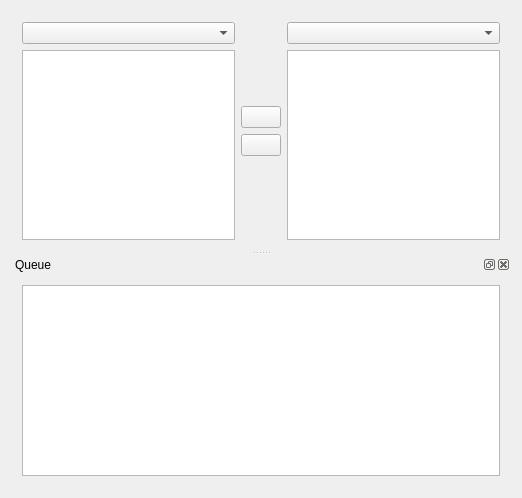
drf/devicesync, file src/devicesyncview_base.ui: the form before one commit.
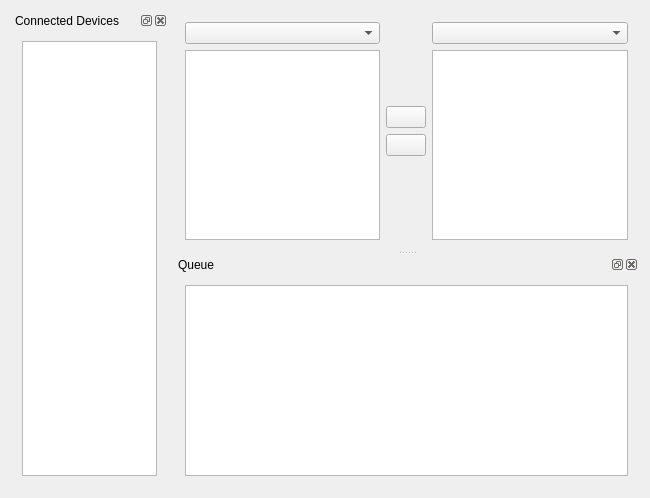
The form after the commit. Custom widgets are drawn as their Qt base class.

```diff
--- a/src/devicesyncview_base.ui
+++ b/src/devicesyncview_base.ui
@@ -1,12 +1,12 @@
 <?xml version="1.0" encoding="UTF-8"?>
 <ui version="4.0">
  <class>devicesyncview_base</class>
- <widget class="QWidget" name="devicesyncview_base">
-  <property name="geometry">
+ <widget class="QWidget" name="devicesyncview_base" >
+  <property name="geometry" >
    <rect>
     <x>0</x>
     <y>0</y>
-    <width>522</width>
+    <width>650</width>
     <height>498</height>
    </rect>
   </property>
@@ -16,10 +16,24 @@
   <property name="autoFillBackground">
    <bool>true</bool>
   </property>
-  <layout class="QVBoxLayout" name="verticalLayout_5">
+  <layout class="QHBoxLayout" name="horizontalLayout_2" >
    <item>
-    <widget class="QSplitter" name="splitter">
-     <property name="orientation">
+    <widget class="QDockWidget" name="dockWidget" >
+     <property name="windowTitle" >
+      <string>Connected Devices</string>
+     </property>
+     <widget class="QWidget" name="dockWidgetContents_2" >
+      <layout class="QVBoxLayout" name="verticalLayout_5" >
+       <item>
+        <widget class="QListWidget" name="connectedDevicesWidget" />
+       </item>
+      </layout>
+     </widget>
+    </widget>
+   </item>
+   <item>
+    <widget class="QSplitter" name="splitter" >
+     <property name="orientation" >
       <enum>Qt::Vertical</enum>
      </property>
      <widget class="QWidget" name="layoutWidget">
@@ -122,7 +136,7 @@
    </item>
   </layout>
  </widget>
- <layoutdefault spacing="6" margin="11"/>
+ <layoutdefault spacing="6" margin="11" />
  <pixmapfunction>qPixmapFromMimeSource</pixmapfunction>
  <customwidgets>
   <customwidget>
```
Left out of the diff: 65 changed lines with no effect on the pictures.
